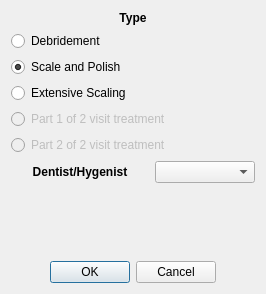
First picture: the form in src/openmolar/qt-designer/hygenist_wizard.ui, repository rowinggolfer/openmolar1, before the edit.
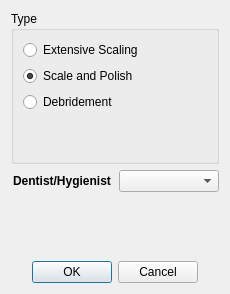
Second picture: the form after the edit.

Commit message: created a new class for the data which comes from the currtrtmt2 table

```diff
--- a/src/openmolar/qt-designer/hygenist_wizard.ui
+++ b/src/openmolar/qt-designer/hygenist_wizard.ui
@@ -6,7 +6,7 @@
    <rect>
     <x>0</x>
     <y>0</y>
-    <width>266</width>
+    <width>230</width>
     <height>294</height>
    </rect>
   </property>
@@ -14,63 +14,7 @@
    <string>Hygenist Wizard</string>
   </property>
   <layout class="QGridLayout" name="gridLayout">
-   <item row="0" column="0" colspan="2">
-    <widget class="QLabel" name="label">
-     <property name="font">
-      <font>
-       <weight>75</weight>
-       <bold>true</bold>
-      </font>
-     </property>
-     <property name="text">
-      <string>Type</string>
-     </property>
-     <property name="alignment">
-      <set>Qt::AlignCenter</set>
-     </property>
-    </widget>
-   </item>
-   <item row="2" column="0" colspan="2">
-    <widget class="QRadioButton" name="sp_radioButton">
-     <property name="text">
-      <string>Scale and Polish</string>
-     </property>
-     <property name="checked">
-      <bool>true</bool>
-     </property>
-    </widget>
-   </item>
-   <item row="3" column="0" colspan="2">
-    <widget class="QRadioButton" name="extsp_radioButton">
-     <property name="text">
-      <string>Extensive Scaling</string>
-     </property>
-     <property name="checked">
-      <bool>false</bool>
-     </property>
-    </widget>
-   </item>
-   <item row="4" column="0" colspan="2">
-    <widget class="QRadioButton" name="twovisit1_radioButton">
-     <property name="enabled">
-      <bool>false</bool>
-     </property>
-     <property name="text">
-      <string>Part 1 of 2 visit treatment</string>
-     </property>
-    </widget>
-   </item>
-   <item row="5" column="0" colspan="2">
-    <widget class="QRadioButton" name="twovisit2_radioButton">
-     <property name="enabled">
-      <bool>false</bool>
-     </property>
-     <property name="text">
-      <string>Part 2 of 2 visit treatment</string>
-     </property>
-    </widget>
-   </item>
-   <item row="6" column="0">
+   <item row="3" column="0">
     <widget class="QLabel" name="label_2">
      <property name="font">
       <font>
@@ -79,7 +23,7 @@
       </font>
      </property>
      <property name="text">
-      <string>Dentist/Hygenist</string>
+      <string>Dentist/Hygienist</string>
      </property>
      <property name="alignment">
       <set>Qt::AlignCenter</set>
@@ -89,23 +33,7 @@
      </property>
     </widget>
    </item>
-   <item row="6" column="1">
-    <widget class="QComboBox" name="dents_comboBox">
-     <property name="maximumSize">
-      <size>
-       <width>100</width>
-       <height>16777215</height>
-      </size>
-     </property>
-     <property name="font">
-      <font>
-       <weight>75</weight>
-       <bold>true</bold>
-      </font>
-     </property>
-    </widget>
-   </item>
-   <item row="7" column="0" colspan="2">
+   <item row="4" column="0" colspan="2">
     <spacer name="verticalSpacer">
      <property name="orientation">
       <enum>Qt::Vertical</enum>
@@ -118,7 +46,23 @@
      </property>
     </spacer>
    </item>
-   <item row="8" column="0" colspan="2">
+   <item row="3" column="1">
+    <widget class="QComboBox" name="dents_comboBox">
+     <property name="maximumSize">
+      <size>
+       <width>100</width>
+       <height>16777215</height>
+      </size>
+     </property>
+     <property name="font">
+      <font>
+       <weight>75</weight>
+       <bold>true</bold>
+      </font>
+     </property>
+    </widget>
+   </item>
+   <item row="5" column="0" colspan="2">
     <widget class="QDialogButtonBox" name="buttonBox">
      <property name="orientation">
       <enum>Qt::Horizontal</enum>
@@ -131,11 +75,53 @@
      </property>
     </widget>
    </item>
-   <item row="1" column="0">
-    <widget class="QRadioButton" name="db_radioButton">
-     <property name="text">
-      <string>Debridement</string>
+   <item row="0" column="0" colspan="2">
+    <widget class="QGroupBox" name="groupBox">
+     <property name="title">
+      <string>Type</string>
      </property>
+     <layout class="QVBoxLayout" name="verticalLayout">
+      <item>
+       <widget class="QRadioButton" name="extsp_radioButton">
+        <property name="text">
+         <string>Extensive Scaling</string>
+        </property>
+        <property name="checked">
+         <bool>false</bool>
+        </property>
+       </widget>
+      </item>
+      <item>
+       <widget class="QRadioButton" name="sp_radioButton">
+        <property name="text">
+         <string>Scale and Polish</string>
+        </property>
+        <property name="checked">
+         <bool>true</bool>
+        </property>
+       </widget>
+      </item>
+      <item>
+       <widget class="QRadioButton" name="db_radioButton">
+        <property name="text">
+         <string>Debridement</string>
+        </property>
+       </widget>
+      </item>
+      <item>
+       <spacer name="verticalSpacer_2">
+        <property name="orientation">
+         <enum>Qt::Vertical</enum>
+        </property>
+        <property name="sizeHint" stdset="0">
+         <size>
+          <width>20</width>
+          <height>40</height>
+         </size>
+        </property>
+       </spacer>
+      </item>
+     </layout>
     </widget>
    </item>
   </layout>
```
Left out of the diff: 2 changed lines with no effect on the pictures. The commit also changes 31 other files.
